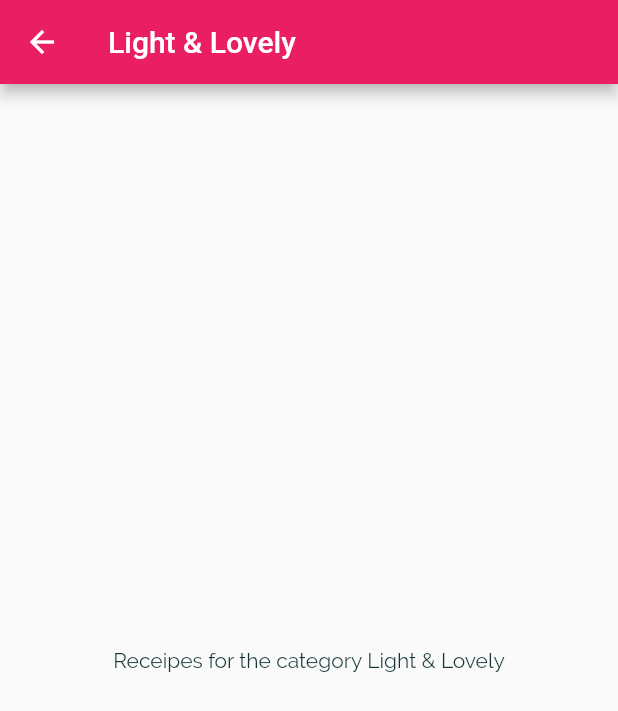
After one commit to PhoneMinMyat/Meal_App, a Flutter app: the screen it shows after launch, after a tap on "Light & Lovely", on a phone screen of 412 x 824 dp. The commit adds this screen. Shown: the top 711 px of the screen. Run offline on Flutter 3.47's test engine with Material 2 defaults, Android fonts, the phone set to English and light mode, and no system bars.

Commit message:
add fonts and navigate screens

```diff
--- a/lib/main.dart
+++ b/lib/main.dart
@@ -1,4 +1,6 @@
 import 'package:flutter/material.dart';
+import 'package:meal_app/screens/categories_screen.dart';
+import 'package:meal_app/screens/category_meals_screen.dart';
 
 void main() {
   runApp(const MyApp());
@@ -11,9 +13,28 @@ class MyApp extends StatelessWidget {
   Widget build(BuildContext context) {
     return MaterialApp(
       theme: ThemeData(
-        colorScheme: const ColorScheme.light().copyWith(primary: Colors.blue),
+        fontFamily: 'Raleway',
+        textTheme: ThemeData.light().textTheme.copyWith(
+              bodyText1: const TextStyle(
+                color: Color.fromRGBO(20, 51, 51, 1),
+              ),
+              bodyText2: const TextStyle(
+                color: Color.fromRGBO(20, 51, 51, 1),
+              ),
+              caption: const TextStyle(
+                  fontSize: 24,
+                  fontFamily: 'RobotoCondensed',
+                  ),
+            ),
+        colorScheme: const ColorScheme.light().copyWith(
+            primary: Colors.pink,
+            secondary: Colors.amber,
+            surface: const Color.fromRGBO(255, 254, 229, 1)),
       ),
-      home: const HomePage(),
+      routes: {
+        '/': (ctx) => const CategoriesScreen(),
+        CategoryMealsScreen.routeName : (ctx) => const CategoryMealsScreen(),
+      },
     );
   }
 }
@@ -24,12 +45,11 @@ class HomePage extends StatelessWidget {
   @override
   Widget build(BuildContext context) {
     return Scaffold(
-      appBar: AppBar(
-        title: const Text('Meal App'),
-      ),
-      body: const Center(
-        child: Text('Meal App'),
-      ),
-    );
+        appBar: AppBar(
+          title: const Text('Meal App'),
+        ),
+        body: const Center(
+          child: Text('Hello'),
+        ));
   }
 }
--- a/lib/screens/categories_screen.dart
+++ b/lib/screens/categories_screen.dart
@@ -1,17 +1,28 @@
 import 'package:flutter/material.dart';
+import 'package:meal_app/dummy_data.dart';
+import 'package:meal_app/widgets/category_item.dart';
 
 class CategoriesScreen extends StatelessWidget {
   const CategoriesScreen({Key? key}) : super(key: key);
 
   @override
   Widget build(BuildContext context) {
-    return GridView(
-      children: [],
-      gridDelegate: const SliverGridDelegateWithMaxCrossAxisExtent(
-        maxCrossAxisExtent: 200,
-        childAspectRatio: 3 / 2,
-        mainAxisSpacing: 20,
-        crossAxisSpacing: 20,
+    return Scaffold(
+      appBar: AppBar(
+        title: const Text('Categories'),
+      ),
+      body: GridView(
+        padding: const EdgeInsets.all(15),
+        children: dummyCategories
+            .map((data) =>
+                CategoryItem(id: data.id, title: data.title, color: data.color))
+            .toList(),
+        gridDelegate: const SliverGridDelegateWithMaxCrossAxisExtent(
+          maxCrossAxisExtent: 200,
+          childAspectRatio: 3 / 2,
+          mainAxisSpacing: 20,
+          crossAxisSpacing: 20,
+        ),
       ),
     );
   }
--- /dev/null
+++ b/lib/screens/category_meals_screen.dart
@@ -0,0 +1,24 @@
+import 'package:flutter/material.dart';
+
+class CategoryMealsScreen extends StatelessWidget {
+  static const routeName = '/Category-Meals_Screen';
+  // final String categoryId;
+  // final String categoryName;
+  const CategoryMealsScreen({Key? key}) : super(key: key);
+
+  @override
+  Widget build(BuildContext context) {
+    final routeArg =
+        ModalRoute.of(context)!.settings.arguments as Map<String, String>;
+    final String categoryId = routeArg['id']!;
+    final String categoryName = routeArg['title']!;
+    return Scaffold(
+      appBar: AppBar(
+        title: Text(categoryName),
+      ),
+      body: Center(
+        child: Text('Receipes for the category $categoryName'),
+      ),
+    );
+  }
+}
--- a/lib/widgets/category_item.dart
+++ b/lib/widgets/category_item.dart
@@ -1,12 +1,40 @@
 import 'package:flutter/material.dart';
-import 'package:meal_app/models/category.dart';
+import 'package:meal_app/screens/category_meals_screen.dart';
 
 class CategoryItem extends StatelessWidget {
-  final Category category;
-  const CategoryItem({required this.category, Key? key}) : super(key: key);
+  final String id;
+  final String title;
+  final Color color;
+  const CategoryItem(
+      {required this.id, required this.title, required this.color, Key? key})
+      : super(key: key);
+
+  void navagationToCategoryMealsScreen(BuildContext ctx) {
+    Navigator.of(ctx).pushNamed(
+      CategoryMealsScreen.routeName,
+      arguments: {'id': id, 'title': title},
+    );
+  }
 
   @override
   Widget build(BuildContext context) {
-    return Container();
+    return InkWell(
+      onTap: () => navagationToCategoryMealsScreen(context),
+      splashColor: Theme.of(context).colorScheme.primary,
+      borderRadius: BorderRadius.circular(15),
+      child: Container(
+        child: Center(
+            child: Text(
+          title,
+          style: Theme.of(context).textTheme.caption,
+        )),
+        decoration: BoxDecoration(
+            gradient: LinearGradient(
+                colors: [color.withOpacity(0.7), color],
+                begin: Alignment.topLeft,
+                end: Alignment.bottomRight),
+            borderRadius: BorderRadius.circular(18)),
+      ),
+    );
   }
 }
```
Also changed, not shown: pubspec.yaml (+17 -11 lines), assets/fonts/Raleway-Black.ttf (added), assets/fonts/Raleway-Bold.ttf (added), assets/fonts/Raleway-Regular.ttf (added), assets/fonts/RobotoCondensed-Bold.ttf (added), assets/fonts/RobotoCondensed-Italic.ttf (added), assets/fonts/RobotoCondensed-Light.ttf (added), assets/fonts/RobotoCondensed-Regular.ttf (added).
